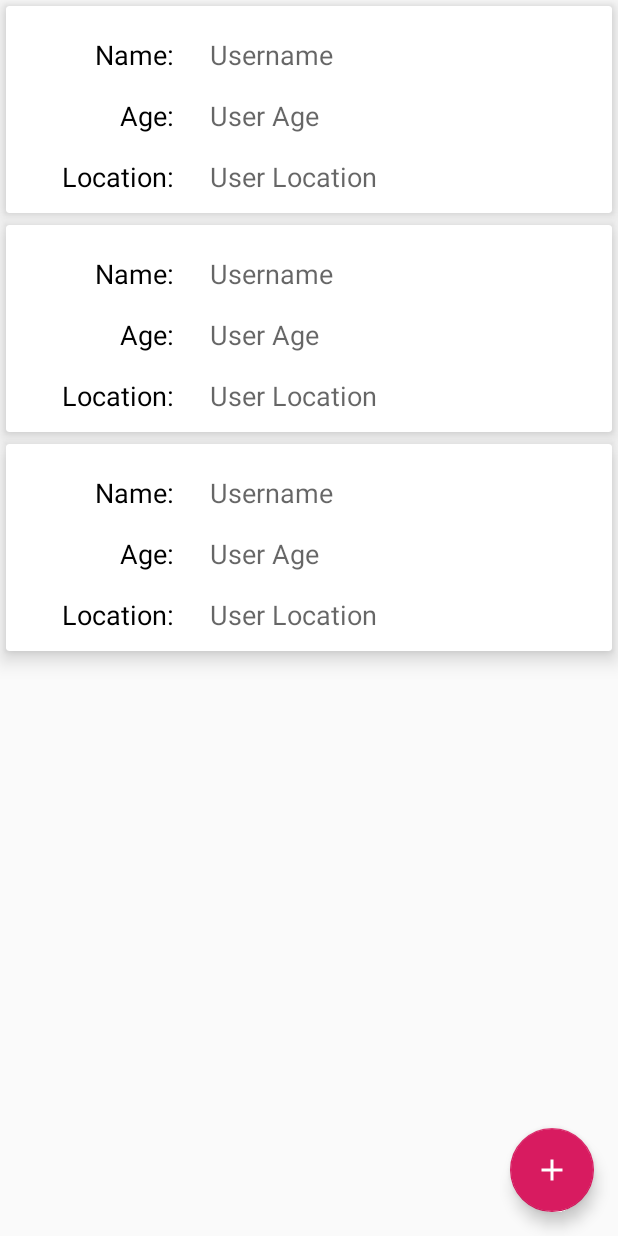
After one commit to Azenga/ClassAppOnes, an Android app: the layout activity_students.xml on its own in the app's theme, with its tools: preview values and no code run, on a phone screen of 412 x 824 dp. The commit adds this screen. Run offline under Robolectric (Android 15) with nearby library versions, the phone set to English and light mode, and no system bars.

Commit message:
Done Withe UI

```diff
--- a/app/build.gradle
+++ b/app/build.gradle
@@ -16,6 +16,10 @@ android {
             proguardFiles getDefaultProguardFile('proguard-android-optimize.txt'), 'proguard-rules.pro'
         }
     }
+    compileOptions {
+        sourceCompatibility = '1.8'
+        targetCompatibility = '1.8'
+    }
 }
 
 dependencies {
--- /dev/null
+++ b/app/src/main/res/drawable/ic_add_white_24dp.xml
@@ -0,0 +1,5 @@
+<vector android:height="24dp" android:tint="#FFFFFF"
+    android:viewportHeight="24.0" android:viewportWidth="24.0"
+    android:width="24dp" xmlns:android="http://schemas.android.com/apk/res/android">
+    <path android:fillColor="#FF000000" android:pathData="M19,13h-6v6h-2v-6H5v-2h6V5h2v6h6v2z"/>
+</vector>
--- /dev/null
+++ b/app/src/main/res/layout/activity_students.xml
@@ -0,0 +1,22 @@
+<?xml version="1.0" encoding="utf-8"?>
+<androidx.coordinatorlayout.widget.CoordinatorLayout xmlns:android="http://schemas.android.com/apk/res/android"
+    xmlns:tools="http://schemas.android.com/tools"
+    android:layout_width="match_parent"
+    android:layout_height="match_parent"
+    tools:context=".StudentsActivity">
+
+    <com.google.android.material.floatingactionbutton.FloatingActionButton
+        android:id="@+id/add_student_fab"
+        android:layout_width="wrap_content"
+        android:layout_height="wrap_content"
+        android:layout_gravity="bottom|end"
+        android:layout_margin="16dp"
+        android:src="@drawable/ic_add_white_24dp"/>
+
+    <androidx.recyclerview.widget.RecyclerView
+        android:id="@+id/users_rv"
+        android:layout_width="match_parent"
+        android:layout_height="match_parent"
+        tools:listitem="@layout/single_user_item"/>
+
+</androidx.coordinatorlayout.widget.CoordinatorLayout>
--- /dev/null
+++ b/app/src/main/res/layout/single_user_item.xml
@@ -0,0 +1,109 @@
+<?xml version="1.0" encoding="utf-8"?>
+<androidx.cardview.widget.CardView xmlns:android="http://schemas.android.com/apk/res/android"
+    xmlns:app="http://schemas.android.com/apk/res-auto"
+    android:layout_width="match_parent"
+    android:layout_height="wrap_content"
+    android:layout_margin="@dimen/dimen_4dp"
+    app:cardElevation="@dimen/dimen_8dp">
+
+    <androidx.constraintlayout.widget.ConstraintLayout
+        android:layout_width="match_parent"
+        android:layout_height="match_parent">
+
+        <TextView
+            android:id="@+id/textView"
+            android:layout_width="100dp"
+            android:layout_height="wrap_content"
+            android:layout_marginStart="16dp"
+            android:layout_marginTop="16dp"
+            android:gravity="end"
+            android:padding="@dimen/dimen_4dp"
+            android:text="@string/name"
+            android:textAppearance="?android:attr/textAppearanceMedium"
+            android:textColor="@android:color/black"
+            app:layout_constraintStart_toStartOf="parent"
+            app:layout_constraintTop_toTopOf="parent" />
+
+        <TextView
+            android:id="@+id/username_tv"
+            android:layout_width="wrap_content"
+            android:layout_height="wrap_content"
+            android:layout_marginStart="16dp"
+            android:layout_marginTop="16dp"
+            android:layout_marginEnd="8dp"
+            android:hint="@string/username"
+            android:padding="@dimen/dimen_4dp"
+            android:textAppearance="?android:attr/textAppearanceMedium"
+            android:textColor="@android:color/black"
+            app:layout_constraintEnd_toEndOf="parent"
+            app:layout_constraintHorizontal_bias="0.0"
+            app:layout_constraintStart_toEndOf="@+id/textView"
+            app:layout_constraintTop_toTopOf="parent" />
+
+        <TextView
+            android:id="@+id/textView3"
+            android:layout_width="100dp"
+            android:layout_height="wrap_content"
+            android:layout_marginStart="16dp"
+            android:layout_marginTop="@dimen/dimen_8dp"
+            android:gravity="end"
+            android:padding="@dimen/dimen_4dp"
+            android:text="@string/age"
+            android:textAppearance="?android:attr/textAppearanceMedium"
+            android:textColor="@android:color/black"
+            app:layout_constraintStart_toStartOf="parent"
+            app:layout_constraintTop_toBottomOf="@+id/textView" />
+
+        <TextView
+            android:id="@+id/textView4"
+            android:layout_width="100dp"
+            android:layout_height="wrap_content"
+            android:layout_marginStart="16dp"
+            android:layout_marginTop="@dimen/dimen_8dp"
+            android:layout_marginBottom="8dp"
+            android:gravity="end"
+            android:padding="@dimen/dimen_4dp"
+            android:text="@string/location"
+            android:textAppearance="?android:attr/textAppearanceMedium"
+            android:textColor="@android:color/black"
+            app:layout_constraintBottom_toBottomOf="parent"
+            app:layout_constraintStart_toStartOf="parent"
+            app:layout_constraintTop_toBottomOf="@+id/textView3" />
+
+        <TextView
+            android:id="@+id/age_tv"
+            android:layout_width="wrap_content"
+            android:layout_height="wrap_content"
+            android:layout_marginStart="16dp"
+            android:layout_marginTop="8dp"
+            android:layout_marginEnd="8dp"
+            android:hint="@string/user_age"
+            android:padding="@dimen/dimen_4dp"
+            android:textAppearance="?android:attr/textAppearanceMedium"
+            android:textColor="@android:color/black"
+            app:layout_constraintEnd_toEndOf="parent"
+            app:layout_constraintHorizontal_bias="0.0"
+            app:layout_constraintStart_toEndOf="@+id/textView3"
+            app:layout_constraintTop_toBottomOf="@+id/username_tv" />
+
+        <TextView
+            android:id="@+id/location_tv"
+            android:layout_width="wrap_content"
+            android:layout_height="wrap_content"
+            android:layout_marginStart="16dp"
+            android:layout_marginTop="8dp"
+            android:layout_marginEnd="8dp"
+            android:layout_marginBottom="8dp"
+            android:hint="@string/user_location"
+            android:padding="@dimen/dimen_4dp"
+            android:textAppearance="?android:attr/textAppearanceMedium"
+            android:textColor="@android:color/black"
+            app:layout_constraintBottom_toBottomOf="parent"
+            app:layout_constraintEnd_toEndOf="parent"
+            app:layout_constraintHorizontal_bias="0.0"
+            app:layout_constraintStart_toEndOf="@+id/textView3"
+            app:layout_constraintTop_toBottomOf="@+id/age_tv"
+            app:layout_constraintVertical_bias="0.111" />
+
+    </androidx.constraintlayout.widget.ConstraintLayout>
+</androidx.cardview.widget.CardView>
--- a/app/src/main/res/values/dimens.xml
+++ b/app/src/main/res/values/dimens.xml
@@ -1,4 +1,5 @@
 <?xml version="1.0" encoding="utf-8"?>
 <resources>
     <dimen name="dimen_8dp">8dp</dimen>
+    <dimen name="dimen_4dp">4dp</dimen>
 </resources>
--- a/app/src/main/res/values/strings.xml
+++ b/app/src/main/res/values/strings.xml
@@ -1,3 +1,17 @@
 <resources>
-    <string name="app_name">ClassAppOnes</string>
+    <string name="app_name">ClassApp</string>
+    <string name="teachers">Teachers</string>
+    <string name="students">Students</string>
+    <string name="students_picture">Students Picture</string>
+    <string name="teachers_picture">Teachers Picture</string>
+    <string name="name">Name:</string>
+    <string name="username">Username</string>
+    <string name="location">Location:</string>
+    <string name="age">Age:</string>
+    <string name="user_age">User Age</string>
+    <string name="user_location">User Location</string>
+    <string name="name_hint">Name...</string>
+    <string name="age_hint">Age...</string>
+    <string name="location_hint">Location...</string>
+    <string name="add">Add</string>
 </resources>
```
Also changed, not shown: app/src/main/AndroidManifest.xml (+9 -0 lines), app/src/main/java/com/shadow/classappones/AddUserActivity.java (added, +77 -0 lines), app/src/main/java/com/shadow/classappones/MainActivity.java (+13 -0 lines), app/src/main/java/com/shadow/classappones/StudentsActivity.java (added, +60 -0 lines), app/src/main/java/com/shadow/classappones/TeachersActivity.java (added, +51 -0 lines), app/src/main/java/com/shadow/classappones/models/User.java (added, +45 -0 lines), app/src/main/res/drawable/btn_primary.xml (added, +12 -0 lines), app/src/main/res/drawable/ic_add_black_24dp.xml (added, +9 -0 lines), app/src/main/res/layout/activity_add_user.xml (added, +94 -0 lines), app/src/main/res/layout/activity_main.xml (+71 -5 lines), app/src/main/res/layout/activity_teachers.xml (added, +22 -0 lines).
